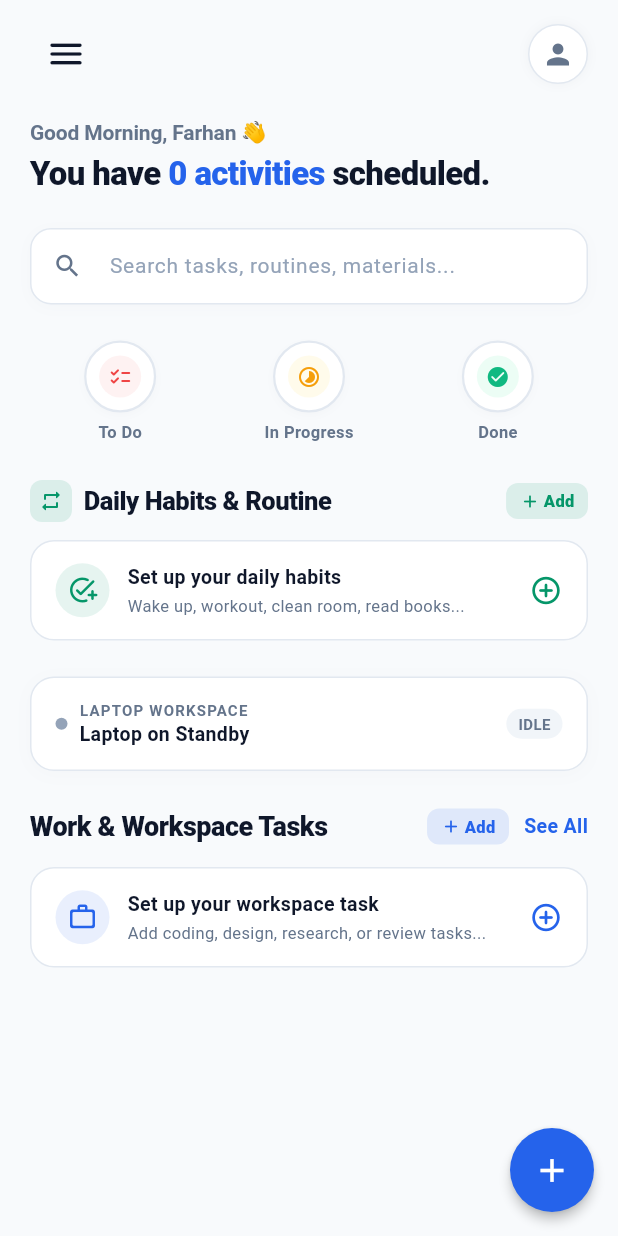
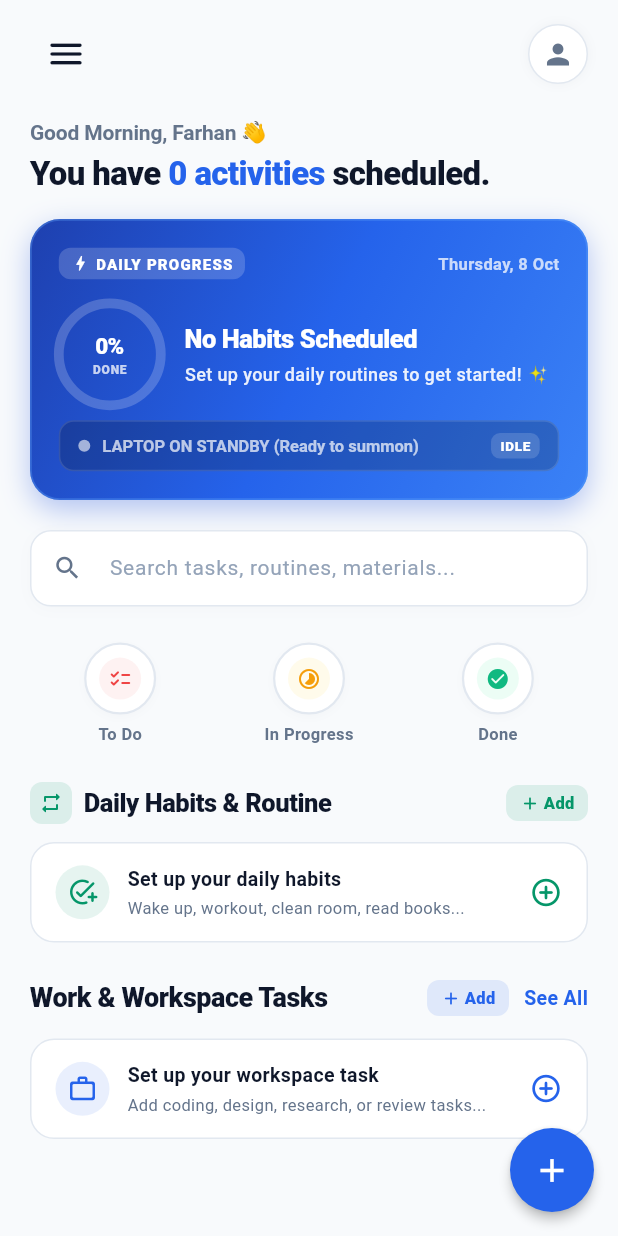
Before and after one commit to FarhanTZ/desk_summon_mobile, a Flutter app: the screen it shows after launch, on a phone screen of 412 x 824 dp. Run offline on Flutter 3.47's test engine with Material 3 defaults, Android fonts, the phone set to English and light mode, and no system bars; our stand-ins replace flutter_dotenv, supabase_flutter; accounts and stored records are empty; Roboto replaces fonts that are missing (Segoe UI).

Commit message:
feat(mobile): add royal blue habit progress hero dashboard card with merged live laptop workspace status

```diff
--- a/lib/features/tasks/pages/home_screen.dart
+++ b/lib/features/tasks/pages/home_screen.dart
@@ -8,8 +8,8 @@ import '../repositories/task_repository.dart';
 import '../widgets/circular_filter_card.dart';
 import '../widgets/custom_nav_drawer.dart';
 import '../widgets/daily_habits_section.dart';
+import '../widgets/habit_progress_dashboard_card.dart';
 import '../widgets/horizontal_task_card.dart';
-import '../widgets/laptop_status_card.dart';
 import '../widgets/task_detail_bottom_sheet.dart';
 import 'all_tasks_page.dart';
 import 'habit_form_page.dart';
@@ -531,7 +531,16 @@ class _HomeScreenState extends State<HomeScreen> {
                         ),
                       ),
 
-                      const SizedBox(height: 24),
+                      const SizedBox(height: 18),
+
+                      // Hero Habit Progress & Live Laptop Dashboard Card
+                      HabitProgressDashboardCard(
+                        habits: filteredHabits,
+                        sessionStream: _sessionRepository.getSessionStream(),
+                        onTap: () => _navigateToAllTasks(habits, allTasks),
+                      ),
+
+                      const SizedBox(height: 20),
 
                       // Search Bar
                       Container(
@@ -617,13 +626,6 @@ class _HomeScreenState extends State<HomeScreen> {
                         onToggleStatus: _toggleHabitStatus,
                         onEdit: (habit) => _openHabitFormPage(habitToEdit: habit),
                         onAddDaily: () => _openHabitFormPage(),
-                      ),
-
-                      const SizedBox(height: 24),
-
-                      // Laptop Status Realtime Card
-                      LaptopStatusCard(
-                        sessionStream: _sessionRepository.getSessionStream(),
                       ),
 
                       const SizedBox(height: 24),
--- a/lib/features/tasks/widgets/daily_habits_section.dart
+++ b/lib/features/tasks/widgets/daily_habits_section.dart
@@ -21,7 +21,6 @@ class DailyHabitsSection extends StatelessWidget {
   Widget build(BuildContext context) {
     final totalDaily = habits.length;
     final completedCount = habits.where((h) => h.isCompletedOn()).length;
-    final progress = totalDaily > 0 ? (completedCount / totalDaily) : 0.0;
 
     return Column(
       crossAxisAlignment: CrossAxisAlignment.start,
@@ -142,44 +141,14 @@ class DailyHabitsSection extends StatelessWidget {
             ),
           )
         else ...[
-          // Progress Bar
           Container(
-            padding: const EdgeInsets.all(14),
+            padding: const EdgeInsets.symmetric(horizontal: 14, vertical: 10),
             decoration: BoxDecoration(
               color: AppColors.surface,
               borderRadius: BorderRadius.circular(16),
               border: Border.all(color: AppColors.border),
             ),
-            child: Column(
-              children: [
-                // Top Mini Progress
-                Row(
-                  children: [
-                    Expanded(
-                      child: ClipRRect(
-                        borderRadius: BorderRadius.circular(6),
-                        child: LinearProgressIndicator(
-                          value: progress,
-                          minHeight: 6,
-                          backgroundColor: AppColors.border,
-                          valueColor: const AlwaysStoppedAnimation<Color>(Color(0xFF059669)),
-                        ),
-                      ),
-                    ),
-                    const SizedBox(width: 12),
-                    Text(
-                      '${(progress * 100).toInt()}%',
-                      style: const TextStyle(
-                        fontSize: 12,
-                        fontWeight: FontWeight.w800,
-                        color: Color(0xFF059669),
-                      ),
-                    ),
-                  ],
-                ),
-                const SizedBox(height: 12),
-                // Daily Habit Items List
-                ListView.separated(
+            child: ListView.separated(
               shrinkWrap: true,
               physics: const NeverScrollableScrollPhysics(),
               itemCount: habits.length,
@@ -264,8 +233,6 @@ class DailyHabitsSection extends StatelessWidget {
                 );
               },
             ),
-              ],
-            ),
           ),
         ],
       ],
--- /dev/null
+++ b/lib/features/tasks/widgets/habit_progress_dashboard_card.dart
@@ -0,0 +1,379 @@
+import 'package:flutter/material.dart';
+import 'package:intl/intl.dart';
+import '../models/habit_model.dart';
+
+class HabitProgressDashboardCard extends StatelessWidget {
+  final List<HabitModel> habits;
+  final Stream<List<Map<String, dynamic>>>? sessionStream;
+  final VoidCallback? onTap;
+
+  const HabitProgressDashboardCard({
+    super.key,
+    required this.habits,
+    this.sessionStream,
+    this.onTap,
+  });
+
+  HabitModel? _getNextUpcomingHabit() {
+    final uncompleted = habits.where((h) => !h.isCompletedOn()).toList();
+    if (uncompleted.isEmpty) return null;
+
+    final now = DateTime.now();
+    final nowMinutes = now.hour * 60 + now.minute;
+
+    // 1. Cari yang sedang berlangsung atau berikutnya hari ini
+    HabitModel? nextHabit;
+    int minDiff = 999999;
+
+    for (final h in uncompleted) {
+      if (h.startTime != null) {
+        final startMinutes = h.startTime!.hour * 60 + h.startTime!.minute;
+        final diff = startMinutes - nowMinutes;
+        if (diff >= -30 && diff < minDiff) {
+          minDiff = diff;
+          nextHabit = h;
+        }
+      }
+    }
+
+    return nextHabit ?? uncompleted.first;
+  }
+
+  String _getMotivationText(double progress, int completed, int total) {
+    if (total == 0) return 'Set up your daily routines to get started! ✨';
+    if (progress >= 1.0) return 'All routines completed! You are unstoppable 👑';
+    if (progress >= 0.8) return 'Almost there! Finish strong today 🚀';
+    if (progress >= 0.5) return 'Over halfway done, keep the momentum! 💪';
+    if (progress > 0) return 'Good start! Keep moving forward ⚡';
+    return 'Ready to kickstart your day? Let\'s go! 🌅';
+  }
+
+  @override
+  Widget build(BuildContext context) {
+    final total = habits.length;
+    final completed = habits.where((h) => h.isCompletedOn()).length;
+    final progress = total > 0 ? (completed / total) : 0.0;
+    final percentage = (progress * 100).toInt();
+    final nextHabit = _getNextUpcomingHabit();
+    final motivation = _getMotivationText(progress, completed, total);
+    final dateStr = DateFormat('EEEE, d MMM').format(DateTime.now());
+
+    final isAllDone = total > 0 && completed == total;
+
+    return GestureDetector(
+      onTap: onTap,
+      child: Container(
+        width: double.infinity,
+        padding: const EdgeInsets.all(18),
+        decoration: BoxDecoration(
+          gradient: LinearGradient(
+            begin: Alignment.topLeft,
+            end: Alignment.bottomRight,
+            colors: isAllDone
+                ? [
+                    const Color(0xFF1E3A8A), // Deep Navy
+                    const Color(0xFF1D4ED8), // Royal Blue
+                    const Color(0xFF2563EB), // Vibrant Blue
+                  ]
+                : [
+                    const Color(0xFF1E40AF), // Blue 800
+                    const Color(0xFF2563EB), // Blue 600
+                    const Color(0xFF3B82F6), // Blue 500
+                  ],
+          ),
+          borderRadius: BorderRadius.circular(20),
+          border: Border.all(
+            color: const Color(0xFF60A5FA).withValues(alpha: 0.35),
+            width: 1.2,
+          ),
+          boxShadow: [
+            BoxShadow(
+              color: const Color(0xFF1D4ED8).withValues(alpha: 0.32),
+              blurRadius: 16,
+              offset: const Offset(0, 6),
+            )
+          ],
+        ),
+        child: Column(
+          crossAxisAlignment: CrossAxisAlignment.start,
+          children: [
+            // Row 1: Header Tag & Date
+            Row(
+              mainAxisAlignment: MainAxisAlignment.spaceBetween,
+              children: [
+                Row(
+                  children: [
+                    Container(
+                      padding: const EdgeInsets.symmetric(horizontal: 8, vertical: 3.5),
+                      decoration: BoxDecoration(
+                        color: Colors.white.withValues(alpha: 0.18),
+                        borderRadius: BorderRadius.circular(8),
+                      ),
+                      child: Row(
+                        mainAxisSize: MainAxisSize.min,
+                        children: [
+                          Icon(
+                            isAllDone ? Icons.military_tech_rounded : Icons.bolt_rounded,
+                            size: 13,
+                            color: Colors.white,
+                          ),
+                          const SizedBox(width: 3.5),
+                          Text(
+                            isAllDone ? 'PERFECT SCORE' : 'DAILY PROGRESS',
+                            style: const TextStyle(
+                              fontSize: 10,
+                              fontWeight: FontWeight.w800,
+                              color: Colors.white,
+                              letterSpacing: 0.8,
+                            ),
+                          ),
+                        ],
+                      ),
+                    ),
+                  ],
+                ),
+                Text(
+                  dateStr,
+                  style: TextStyle(
+                    fontSize: 11,
+                    fontWeight: FontWeight.w600,
+                    color: Colors.white.withValues(alpha: 0.75),
+                  ),
+                ),
+              ],
+            ),
+
+            const SizedBox(height: 16),
+
+            // Row 2: Circular Ring & Main Stats
+            Row(
+              crossAxisAlignment: CrossAxisAlignment.center,
+              children: [
+                // Custom Circular Progress Ring
+                SizedBox(
+                  width: 68,
+                  height: 68,
+                  child: Stack(
+                    alignment: Alignment.center,
+                    children: [
+                      SizedBox(
+                        width: 68,
+                        height: 68,
+                        child: CircularProgressIndicator(
+                          value: progress,
+                          strokeWidth: 6.5,
+                          strokeCap: StrokeCap.round,
+                          backgroundColor: Colors.white.withValues(alpha: 0.2),
+                          valueColor: const AlwaysStoppedAnimation<Color>(
+                            Colors.white,
+                          ),
+                        ),
+                      ),
+                      Column(
+                        mainAxisSize: MainAxisSize.min,
+                        children: [
+                          Text(
+                            '$percentage%',
+                            style: const TextStyle(
+                              fontSize: 15,
+                              fontWeight: FontWeight.w900,
+                              color: Colors.white,
+                              letterSpacing: -0.5,
+                            ),
+                          ),
+                          Text(
+                            'DONE',
+                            style: TextStyle(
+                              fontSize: 8,
+                              fontWeight: FontWeight.w800,
+                              color: Colors.white.withValues(alpha: 0.75),
+                              letterSpacing: 0.5,
+                            ),
+                          ),
+                        ],
+                      ),
+                    ],
+                  ),
+                ),
+
+                const SizedBox(width: 16),
+
+                // Text Information
+                Expanded(
+                  child: Column(
+                    crossAxisAlignment: CrossAxisAlignment.start,
+                    children: [
+                      Text(
+                        total > 0 ? '$completed of $total Completed' : 'No Habits Scheduled',
+                        style: const TextStyle(
+                          fontSize: 17,
+                          fontWeight: FontWeight.w800,
+                          color: Colors.white,
+                          letterSpacing: -0.3,
+                        ),
+                      ),
+                      const SizedBox(height: 4),
+                      Text(
+                        motivation,
+                        style: TextStyle(
+                          fontSize: 12,
+                          fontWeight: FontWeight.w500,
+                          color: Colors.white.withValues(alpha: 0.9),
+                          height: 1.3,
+                        ),
+                      ),
+                    ],
+                  ),
+                ),
+              ],
+            ),
+
+            // Row 3: Next Routine Pill
+            if (nextHabit != null && !isAllDone) ...[
+              const SizedBox(height: 14),
+              Container(
+                width: double.infinity,
+                padding: const EdgeInsets.symmetric(horizontal: 12, vertical: 8),
+                decoration: BoxDecoration(
+                  color: Colors.black.withValues(alpha: 0.15),
+                  borderRadius: BorderRadius.circular(10),
+                  border: Border.all(color: Colors.white.withValues(alpha: 0.15)),
+                ),
+                child: Row(
+                  children: [
+                    const Icon(Icons.alarm_on_rounded, size: 14, color: Color(0xFF93C5FD)),
+                    const SizedBox(width: 6),
+                    Expanded(
+                      child: Text.rich(
+                        TextSpan(
+                          style: const TextStyle(fontSize: 11, color: Colors.white70),
+                          children: [
+                            const TextSpan(text: 'Next: '),
+                            TextSpan(
+                              text: nextHabit.title,
+                              style: const TextStyle(fontWeight: FontWeight.w700, color: Colors.white),
+                            ),
+                            if (nextHabit.startTime != null) ...[
+                              TextSpan(
+                                text: ' (${HabitModel.formatTime(nextHabit.startTime!)})',
+                                style: const TextStyle(color: Color(0xFF93C5FD), fontWeight: FontWeight.w700),
+                              ),
+                            ],
+                          ],
+                        ),
+                        maxLines: 1,
+                        overflow: TextOverflow.ellipsis,
+                      ),
+                    ),
+                    const Icon(Icons.arrow_forward_ios_rounded, size: 10, color: Colors.white60),
+                  ],
+                ),
+              ),
+            ],
+
+            // Row 4: Live Laptop Workspace Pill (Merged)
+            if (sessionStream != null) ...[
+              const SizedBox(height: 10),
+              StreamBuilder<List<Map<String, dynamic>>>(
+                stream: sessionStream,
+                builder: (context, snapshot) {
+                  final data = snapshot.data;
+                  final state = (data != null && data.isNotEmpty)
+                      ? data.first['state'] ?? 'IDLE'
+                      : 'IDLE';
+                  final topic = (data != null && data.isNotEmpty)
+                      ? data.first['topic'] ?? '-'
+                      : '-';
+
+                  final isFocusing = state == 'FOCUSING';
+                  final isSurrendered = state == 'SURRENDERED';
+
+                  final Color pillBg = isFocusing
+                      ? const Color(0xFF047857).withValues(alpha: 0.45)
+                      : (isSurrendered
+                          ? const Color(0xFFD97706).withValues(alpha: 0.4)
+                          : Colors.black.withValues(alpha: 0.2));
+                  final Color dotColor = isFocusing
+                      ? const Color(0xFF34D399)
+                      : (isSurrendered ? const Color(0xFFFBBF24) : Colors.white60);
+
+                  return Container(
+                    width: double.infinity,
+                    padding: const EdgeInsets.symmetric(horizontal: 12, vertical: 7.5),
+                    decoration: BoxDecoration(
+                      color: pillBg,
+                      borderRadius: BorderRadius.circular(10),
+                      border: Border.all(
+                        color: isFocusing
+                            ? const Color(0xFF34D399).withValues(alpha: 0.4)
+                            : Colors.white.withValues(alpha: 0.12),
+                      ),
+                    ),
+                    child: Row(
+                      children: [
+                        Container(
+                          width: 8,
+                          height: 8,
+                          decoration: BoxDecoration(
+                            color: dotColor,
+                            shape: BoxShape.circle,
+                            boxShadow: isFocusing
+                                ? [
+                                    BoxShadow(
+                                      color: const Color(0xFF34D399).withValues(alpha: 0.6),
+                                      blurRadius: 6,
+                                      spreadRadius: 1,
+                                    )
+                                  ]
+                                : null,
+                          ),
+                        ),
+                        const SizedBox(width: 8),
+                        Expanded(
+                          child: Text(
+                            isFocusing
+                                ? 'LAPTOP ACTIVE: "$topic"'
+                                : (isSurrendered
+                                    ? 'LAPTOP: Session Surrendered'
+                                    : 'LAPTOP ON STANDBY (Ready to summon)'),
+                            maxLines: 1,
+                            overflow: TextOverflow.ellipsis,
+                            style: TextStyle(
+                              fontSize: 11,
+                              fontWeight: isFocusing ? FontWeight.w800 : FontWeight.w600,
+                              color: isFocusing ? const Color(0xFFECFDF5) : Colors.white70,
+                              letterSpacing: isFocusing ? 0.2 : 0,
+                            ),
+                          ),
+                        ),
+                        const SizedBox(width: 6),
+                        Container(
+                          padding: const EdgeInsets.symmetric(horizontal: 6, vertical: 2),
+                          decoration: BoxDecoration(
+                            color: isFocusing
+                                ? const Color(0xFF059669)
+                                : Colors.white.withValues(alpha: 0.15),
+                            borderRadius: BorderRadius.circular(6),
+                          ),
+                          child: Text(
+                            state,
+                            style: const TextStyle(
+                              fontSize: 9,
+                              fontWeight: FontWeight.w800,
+                              color: Colors.white,
+                              letterSpacing: 0.5,
+                            ),
+                          ),
+                        ),
+                      ],
+                    ),
+                  );
+                },
+              ),
+            ],
+          ],
+        ),
+      ),
+    );
+  }
+}
```
Lines whose indentation alone changed are shown as unchanged.
